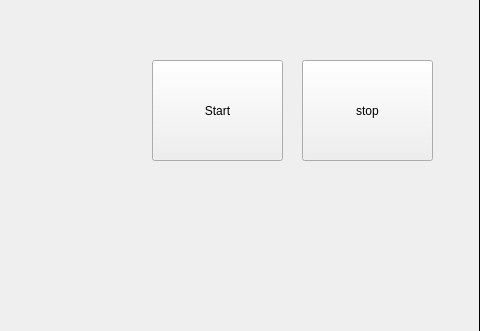
Before: the Qt Designer form src/Quad_control_gui/Quad_control_gui/control_robot.ui in Edipo3098/ros2_orange, drawn with Qt 5; both pictures show x 719 to 1199 and y 191 to 522 of the 1199 by 800 pixel window.
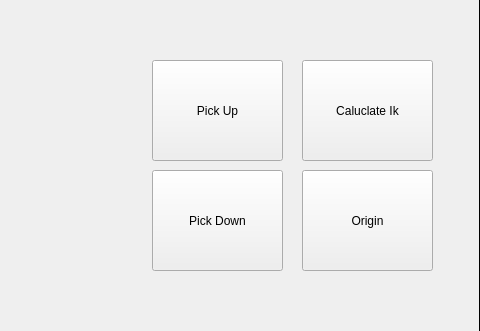
After: the same form once the commit is applied. Icons and pictures are not drawn.

What changed in the file:
```diff
--- a/src/Quad_control_gui/Quad_control_gui/control_robot.ui
+++ b/src/Quad_control_gui/Quad_control_gui/control_robot.ui
@@ -768,7 +768,7 @@
      </rect>
     </property>
     <property name="text">
-     <string>Start</string>
+     <string>Pick Up</string>
     </property>
    </widget>
    <widget class="QPushButton" name="stopGait_2">
@@ -781,7 +781,7 @@
      </rect>
     </property>
     <property name="text">
-     <string>stop</string>
+     <string>Caluclate Ik</string>
     </property>
    </widget>
    <widget class="QWidget" name="jointAngles_0" native="true">
@@ -954,6 +954,32 @@
      </rect>
     </property>
    </widget>
+   <widget class="QPushButton" name="startGait_3">
+    <property name="geometry">
+     <rect>
+      <x>870</x>
+      <y>360</y>
+      <width>131</width>
+      <height>101</height>
+     </rect>
+    </property>
+    <property name="text">
+     <string>Pick Down</string>
+    </property>
+   </widget>
+   <widget class="QPushButton" name="startGait_4">
+    <property name="geometry">
+     <rect>
+      <x>1020</x>
+      <y>360</y>
+      <width>131</width>
+      <height>101</height>
+     </rect>
+    </property>
+    <property name="text">
+     <string>Origin</string>
+    </property>
+   </widget>
   </widget>
  </widget>
  <resources/>
```
Left out of the diff: 6 changed lines with no effect on the pictures.
